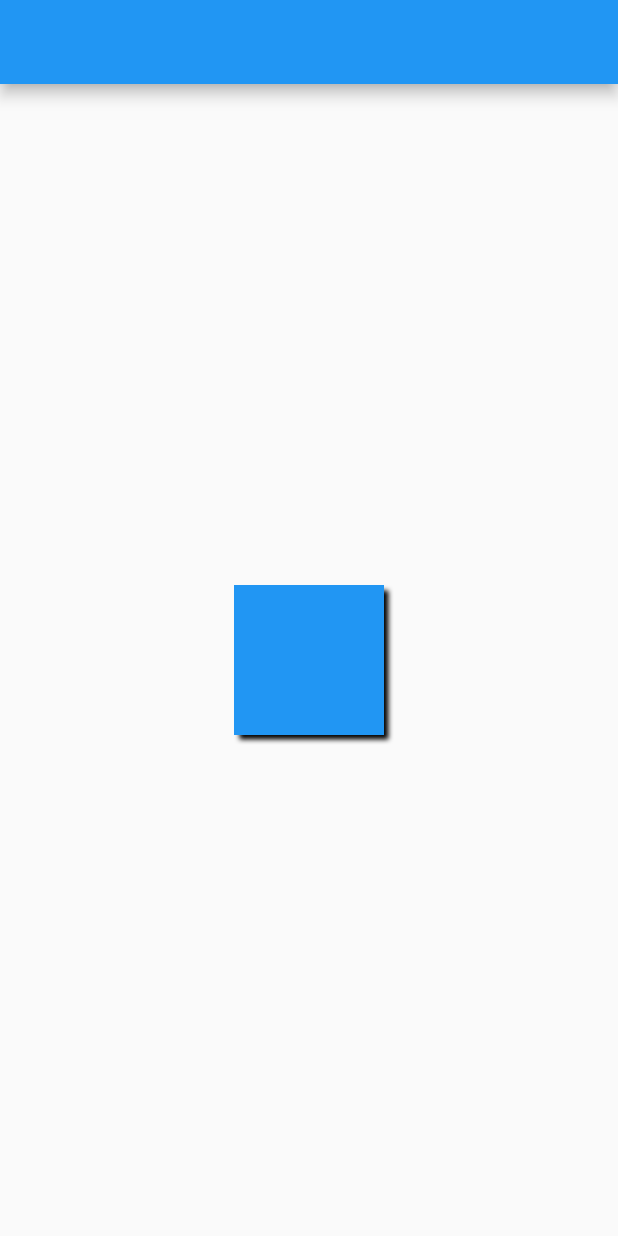
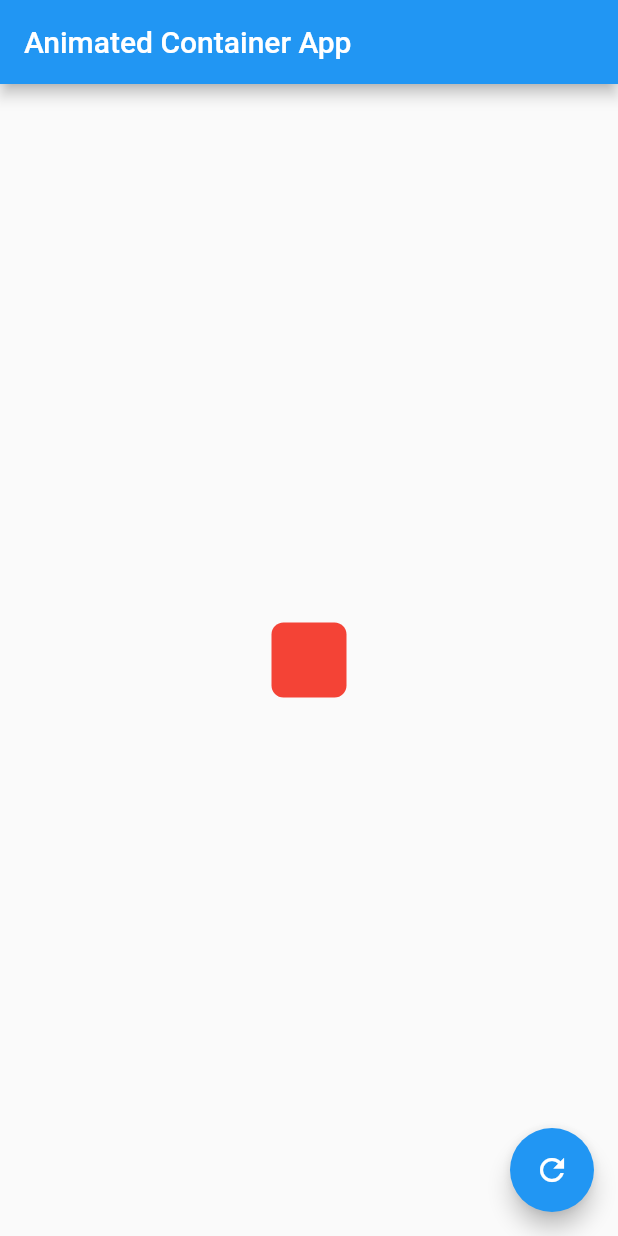
Before and after one commit to uemirhanselim/FLutter-Animations, a Flutter app: the screen it shows after launch, on a phone screen of 412 x 824 dp. Run offline on Flutter 3.47's test engine with Material 2 defaults, Android fonts, the phone set to English and light mode, and no system bars.

Commit message:
animated container has been done successfully.

```diff
--- /dev/null
+++ b/lib/animated_container.dart
@@ -0,0 +1,51 @@
+import 'dart:math';
+
+import 'package:flutter/material.dart';
+
+class AnimatedContainerAppView extends StatefulWidget {
+  const AnimatedContainerAppView({Key? key}) : super(key: key);
+  @override
+  State<AnimatedContainerAppView> createState() =>
+      AnimatedContainerAppViewState();
+}
+
+class AnimatedContainerAppViewState extends State<AnimatedContainerAppView> {
+  double _width = 50;
+  double _height = 50;
+  Color _color = Colors.red;
+  BorderRadiusGeometry _borderRadius = BorderRadius.circular(8);
+
+  @override
+  Widget build(BuildContext context) {
+    return Scaffold(
+      appBar: AppBar(
+        title: const Text("Animated Container App"),
+      ),
+      floatingActionButton: FloatingActionButton(
+        onPressed: () {
+          setState(() {
+            final random = Random();
+
+            _height = random.nextInt(300).toDouble();
+            _width = random.nextInt(300).toDouble();
+
+            _color = Color.fromRGBO(random.nextInt(256), random.nextInt(256),
+                random.nextInt(256), 1);
+
+            _borderRadius =
+                BorderRadius.circular(random.nextInt(100).toDouble());
+          });
+        },
+        child: const Icon(Icons.refresh),
+      ),
+      body: Center(
+        child: AnimatedContainer(
+            height: _height,
+            width: _width,
+            decoration:
+                BoxDecoration(color: _color, borderRadius: _borderRadius),
+            duration: const Duration(seconds: 1)),
+      ),
+    );
+  }
+}
--- a/lib/main.dart
+++ b/lib/main.dart
@@ -1,6 +1,6 @@
 import 'package:flutter/material.dart';
-import 'package:flutter_animations/page_transition_animation.dart';
-import 'package:flutter_animations/physics_simulation.dart';
+
+import 'animated_container.dart';
 
 void main() {
   runApp(const MyApp());
@@ -14,7 +14,7 @@ class MyApp extends StatelessWidget {
   Widget build(BuildContext context) {
     return const MaterialApp(
       title: 'Flutter Animations',
-      home: PhysicsSimulationView(),
+      home: AnimatedContainerAppView(),
     );
   }
 }
```
